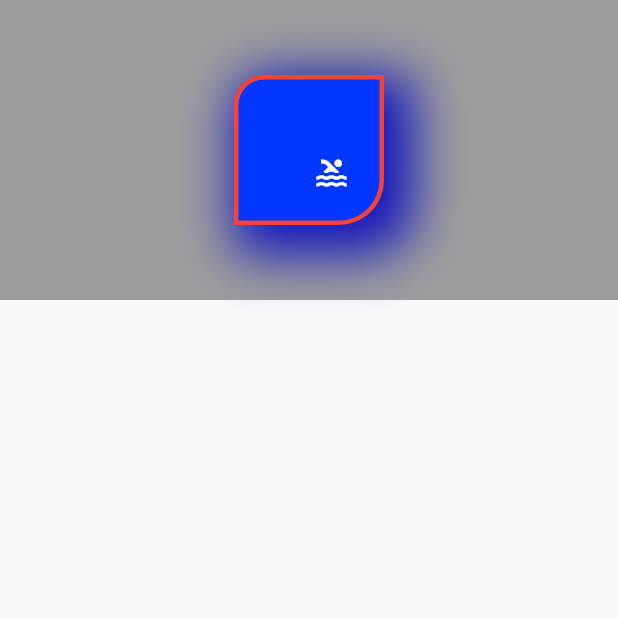
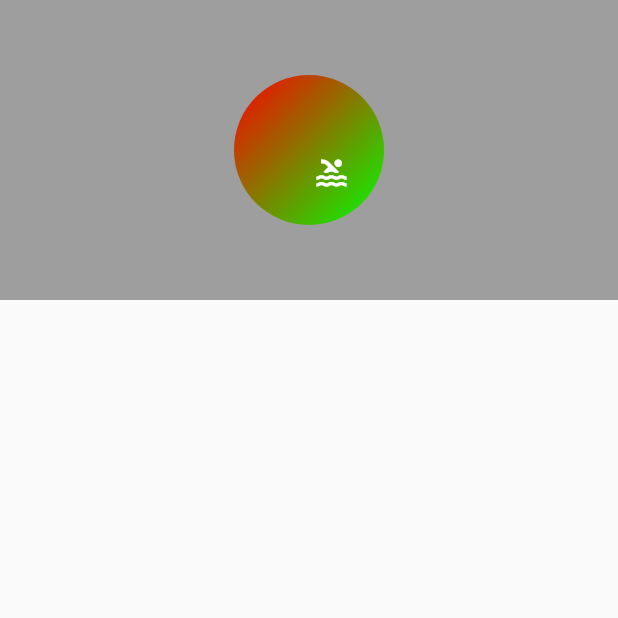
Before and after one commit to LeeWongSnail/FlutterLearning, a Flutter app: the screen it shows after launch, on a phone screen of 412 x 824 dp, the top half of it. Run offline on Flutter 3.47's test engine with Material 2 defaults, Android fonts, the phone set to English and light mode, and no system bars.

Commit message:
[comments]：添加渐变效果和shape [jira_id]：none [version]：

```diff
--- a/lib/widget_learning/container_demo.dart
+++ b/lib/widget_learning/container_demo.dart
@@ -24,26 +24,37 @@ class ContainerDemo extends StatelessWidget {
             decoration: BoxDecoration(
               color:  Color.fromRGBO(3, 54, 255, 1),
               // 设置边框 可以设置所有的 也可以单独设置某一个
-              border: Border.all(
-                  color: Colors.red,
-                  width: 3.0,
-                  style: BorderStyle.solid
-              ),
+              // border: Border.all(
+              //     color: Colors.red,
+              //     width: 3.0,
+              //     style: BorderStyle.solid
+              // ),
               // 设置圆角
               // borderRadius: BorderRadius.circular(15)
-              borderRadius: BorderRadius.only(topLeft: Radius.circular(20), bottomRight: Radius.circular(30)),
-              boxShadow: [
-                BoxShadow(
-                  // 从左上角开始的偏移量
-                  offset: Offset(10.0,10.0),
-                  // 阴影的颜色
-                  color: Color.fromRGBO(16, 20, 188, 1.0),
-                  // 阴影部分的半径
-                  blurRadius: 30,
-                  // 扩散 正数表示向左下角延伸 负数表示向左上角回收
-                  spreadRadius: 10,
-                ),
-              ],
+              // borderRadius: BorderRadius.only(topLeft: Radius.circular(20), bottomRight: Radius.circular(30)),
+              // boxShadow: [
+              //   BoxShadow(
+              //     // 从左上角开始的偏移量
+              //     offset: Offset(10.0,10.0),
+              //     // 阴影的颜色
+              //     color: Color.fromRGBO(16, 20, 188, 1.0),
+              //     // 阴影部分的半径
+              //     blurRadius: 30,
+              //     // 扩散 正数表示向左下角延伸 负数表示向左上角回收
+              //     spreadRadius: 10,
+              //   ),
+              // ],
+              // 设置形状 注意这个属性的设置不可以与borderRadius同时设置
+              shape: BoxShape.circle,
+              // 渐变 这里有两种 一种Radial 一种 Linear
+              // gradient: RadialGradient(
+              //   colors: [Color.fromRGBO(255, 0, 0, 1.0), Color.fromRGBO(0, 255, 0, 1.0)]
+              // ),
+              gradient: LinearGradient(
+                  colors: [Color.fromRGBO(255, 0, 0, 1.0), Color.fromRGBO(0, 255, 0, 1.0)],
+                  begin: Alignment.topLeft,
+                  end:  Alignment.bottomRight,
+              ),
             ),
 
           )
```
